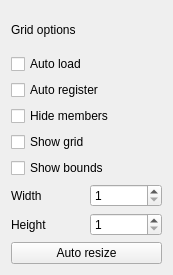
First picture: the form in ui/GridOptions.ui, repository Fefedu973/OpenRGBVisualMapPlugin, before the edit.
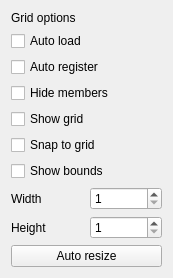
Second picture: the form after the edit.

```diff
--- a/ui/GridOptions.ui
+++ b/ui/GridOptions.ui
@@ -20,7 +20,7 @@
    <string>Form</string>
   </property>
   <layout class="QGridLayout" name="gridLayout_4" columnstretch="0,0">
-   <item row="6" column="1">
+   <item row="7" column="1">
     <widget class="QSpinBox" name="w_spinBox">
      <property name="minimum">
       <number>1</number>
@@ -47,13 +47,20 @@
      </property>
     </widget>
    </item>
-   <item row="5" column="0" colspan="2">
+   <item row="6" column="0" colspan="2">
     <widget class="QCheckBox" name="bounds_checkBox">
      <property name="text">
       <string>Show bounds</string>
      </property>
     </widget>
    </item>
+   <item row="5" column="0" colspan="2">
+    <widget class="QCheckBox" name="snap_to_grid_checkBox">
+     <property name="text">
+      <string>Snap to grid</string>
+     </property>
+    </widget>
+   </item>
    <item row="3" column="0" colspan="2">
     <widget class="QCheckBox" name="hide_members_checkBox">
      <property name="text">
@@ -68,7 +75,7 @@
      </property>
     </widget>
    </item>
-   <item row="7" column="1">
+   <item row="8" column="1">
     <widget class="QSpinBox" name="h_spinBox">
      <property name="minimum">
       <number>1</number>
@@ -95,14 +102,14 @@
      </property>
     </widget>
    </item>
-   <item row="7" column="0">
+   <item row="8" column="0">
     <widget class="QLabel" name="height">
      <property name="text">
       <string>Height</string>
      </property>
     </widget>
    </item>
-   <item row="6" column="0">
+   <item row="7" column="0">
     <widget class="QLabel" name="width">
      <property name="text">
       <string>Width</string>
```
